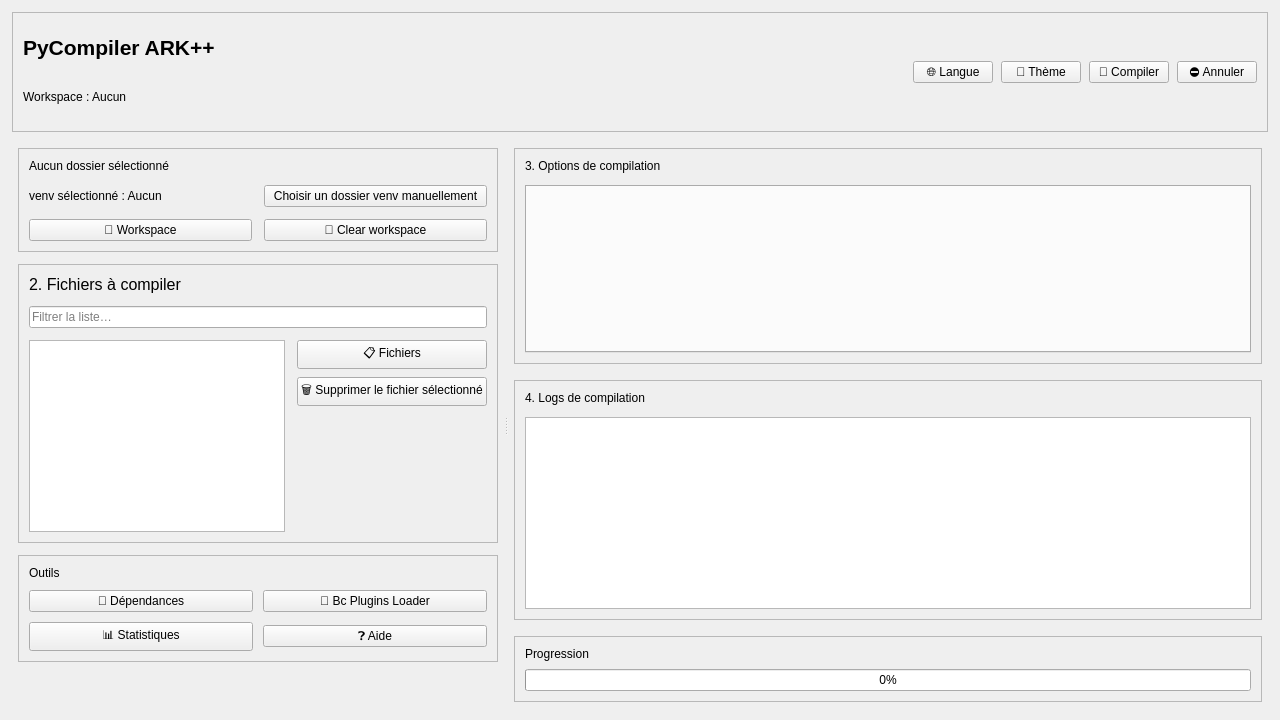
raidos23/PyCompiler_ARK, file ui/ui_design.ui: the form before one commit.
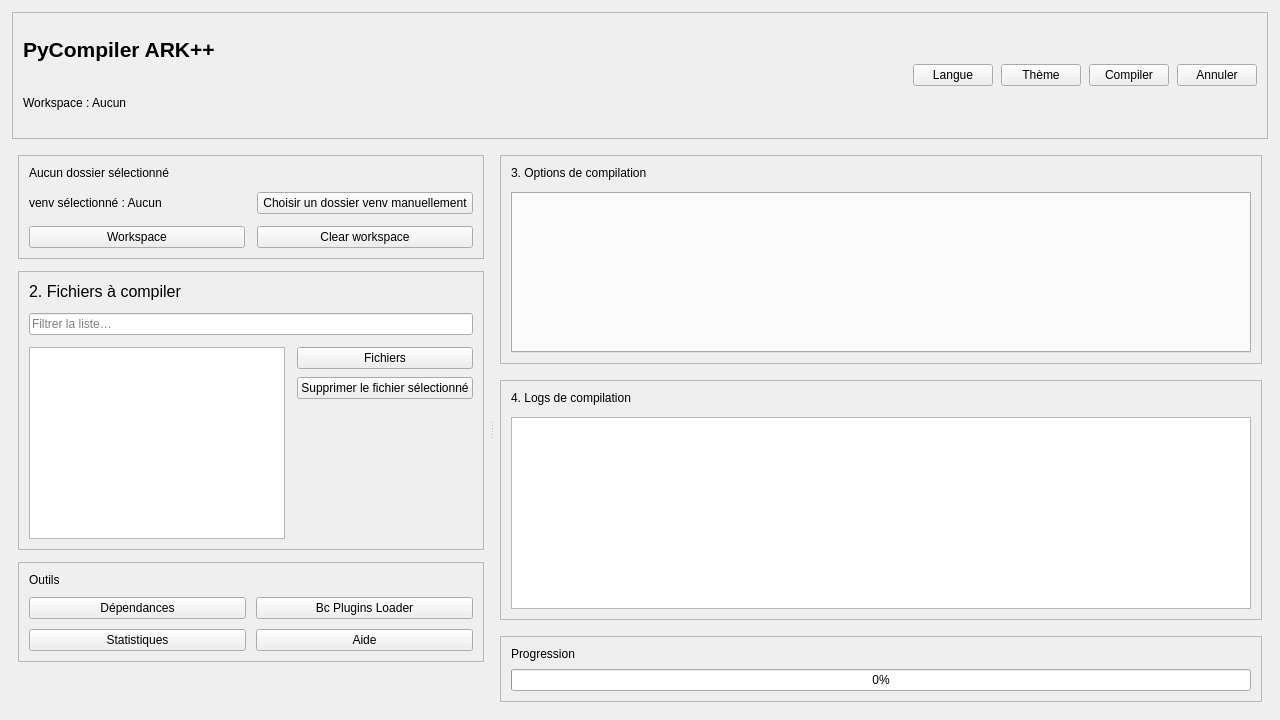
The form after the commit.

```diff
--- a/ui/ui_design.ui
+++ b/ui/ui_design.ui
@@ -125,7 +125,7 @@
          <item>
           <widget class="QPushButton" name="select_lang">
            <property name="text">
-            <string>🌐 Langue</string>
+            <string>Langue</string>
            </property>
            <property name="toolTip">
             <string>Choisir la langue de l'interface</string>
@@ -135,7 +135,7 @@
          <item>
           <widget class="QPushButton" name="select_theme">
            <property name="text">
-            <string>🎨 Thème</string>
+            <string>Thème</string>
            </property>
            <property name="toolTip">
             <string>Choisir le thème de l'interface</string>
@@ -145,7 +145,7 @@
          <item>
           <widget class="QPushButton" name="compile_btn">
            <property name="text">
-            <string>🚀 Compiler</string>
+            <string>Compiler</string>
            </property>
            <property name="toolTip">
             <string>Lancer la compilation</string>
@@ -155,7 +155,7 @@
          <item>
           <widget class="QPushButton" name="cancel_btn">
            <property name="text">
-            <string>⛔ Annuler</string>
+            <string>Annuler</string>
            </property>
            <property name="toolTip">
             <string>Annuler la compilation en cours</string>
@@ -244,7 +244,7 @@
           <item row="2" column="0">
            <widget class="QPushButton" name="btn_select_folder">
             <property name="text">
-             <string>📁 Workspace</string>
+             <string>Workspace</string>
             </property>
             <property name="toolTip">
              <string>Sélectionner le dossier de travail</string>
@@ -254,7 +254,7 @@
           <item row="2" column="1">
            <widget class="QPushButton" name="btn_clear_workspace">
             <property name="text">
-             <string>🧹 Clear workspace</string>
+             <string>Clear workspace</string>
             </property>
             <property name="toolTip">
              <string>Vider la liste des fichiers et réinitialiser la sélection</string>
@@ -341,7 +341,7 @@
            <item>
              <widget class="QPushButton" name="btn_select_files">
               <property name="text">
-               <string>📋 Fichiers</string>
+               <string>Fichiers</string>
               </property>
               <property name="toolTip">
                <string>Ajouter des fichiers à compiler</string>
@@ -351,7 +351,7 @@
             <item>
              <widget class="QPushButton" name="btn_remove_file">
               <property name="text">
-               <string>🗑️ Supprimer le fichier sélectionné</string>
+               <string>Supprimer le fichier sélectionné</string>
               </property>
              </widget>
             </item>
@@ -404,7 +404,7 @@
           <item row="1" column="0">
            <widget class="QPushButton" name="btn_suggest_deps">
             <property name="text">
-             <string>🔎 Dépendances</string>
+             <string>Dépendances</string>
             </property>
             <property name="toolTip">
              <string>Analyser les dépendances du projet</string>
@@ -414,7 +414,7 @@
           <item row="1" column="1">
            <widget class="QPushButton" name="btn_bc_loader">
             <property name="text">
-             <string>🧩 Bc Plugins Loader</string>
+             <string>Bc Plugins Loader</string>
             </property>
             <property name="toolTip">
              <string>Charger Bc Plugins Loader</string>
@@ -424,7 +424,7 @@
           <item row="2" column="0">
            <widget class="QPushButton" name="btn_show_stats">
             <property name="text">
-             <string>📊 Statistiques</string>
+             <string>Statistiques</string>
             </property>
             <property name="toolTip">
              <string>Afficher les statistiques de compilation</string>
@@ -434,7 +434,7 @@
           <item row="2" column="1">
            <widget class="QPushButton" name="btn_help">
             <property name="text">
-             <string>❓ Aide</string>
+             <string>Aide</string>
             </property>
             <property name="toolTip">
              <string>Afficher l'aide</string>
```
